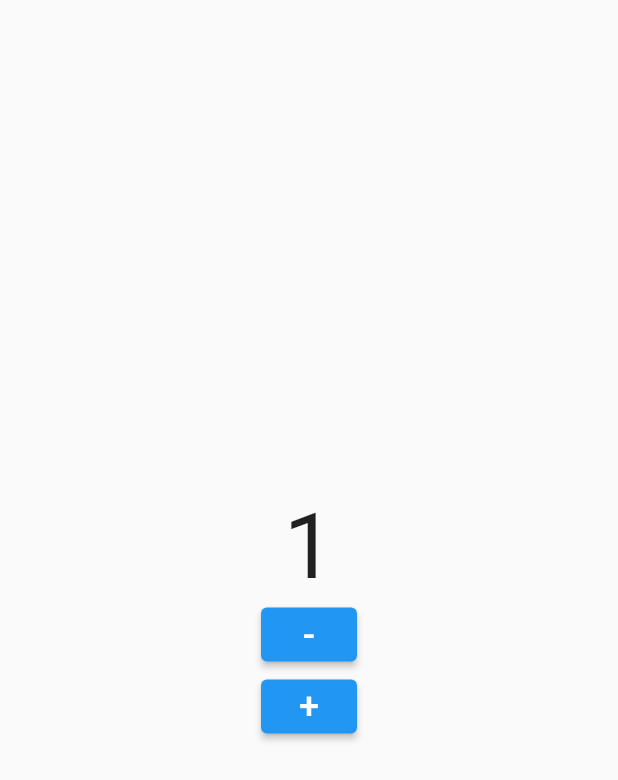
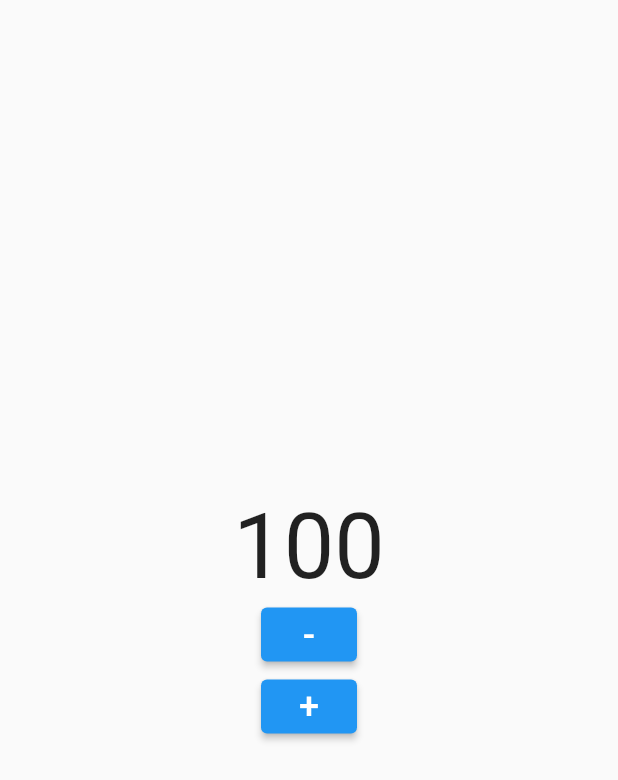
Before and after one commit to Sobhan-Ziyaei/bloc_pattern_example1, a Flutter app: the screen it shows after launch, on a phone screen of 412 x 824 dp. Shown: the top 780 px of the screen. Run offline on Flutter 3.47's test engine with Material 2 defaults, Android fonts, the phone set to English and light mode, and no system bars; our stand-ins replace flutter_bloc.

Commit message:
added primary event , state and modify files

```diff
--- a/lib/bloc/counter_bloc/counter_bloc.dart
+++ b/lib/bloc/counter_bloc/counter_bloc.dart
@@ -0,0 +1,7 @@
+import 'package:bloc_pattern_example1/bloc/counter_bloc/counter_event.dart';
+import 'package:bloc_pattern_example1/bloc/counter_bloc/counter_state.dart';
+import 'package:flutter_bloc/flutter_bloc.dart';
+
+class CounterBloc extends Bloc<CounterEvent, CounterState> {
+  CounterBloc() : super(CounterInitPrimaryState(100)) {}
+}
--- a/lib/bloc/counter_bloc/counter_event.dart
+++ b/lib/bloc/counter_bloc/counter_event.dart
@@ -0,0 +1,5 @@
+abstract class CounterEvent {}
+
+class CounterIncrementPressedEvent extends CounterEvent {}
+
+class CounterDecrementPressedEvent extends CounterEvent {}
--- a/lib/bloc/counter_bloc/counter_state.dart
+++ b/lib/bloc/counter_bloc/counter_state.dart
@@ -0,0 +1,8 @@
+abstract class CounterState{
+
+}
+
+class CounterInitPrimaryState extends CounterState {
+  int counter ;
+  CounterInitPrimaryState(this.counter);
+}
--- a/lib/main.dart
+++ b/lib/main.dart
@@ -1,5 +1,7 @@
+import 'package:bloc_pattern_example1/bloc/counter_bloc/counter_bloc.dart';
 import 'package:bloc_pattern_example1/ui/counter_screen.dart';
 import 'package:flutter/material.dart';
+import 'package:flutter_bloc/flutter_bloc.dart';
 
 void main() {
   runApp(const MyApp());
@@ -12,7 +14,10 @@ class MyApp extends StatelessWidget {
   Widget build(BuildContext context) {
     return MaterialApp(
       debugShowCheckedModeBanner: false,
-      home: CounterScreen(),
+      home: BlocProvider(
+        create: (context) => CounterBloc(),
+        child: CounterScreen(),
+      ),
     );
   }
 }
--- a/lib/ui/counter_screen.dart
+++ b/lib/ui/counter_screen.dart
@@ -1,4 +1,7 @@
+import 'package:bloc_pattern_example1/bloc/counter_bloc/counter_bloc.dart';
+import 'package:bloc_pattern_example1/bloc/counter_bloc/counter_state.dart';
 import 'package:flutter/material.dart';
+import 'package:flutter_bloc/flutter_bloc.dart';
 
 class CounterScreen extends StatefulWidget {
   CounterScreen({Key? key}) : super(key: key);
@@ -15,9 +18,16 @@ class _CounterScreenState extends State<CounterScreen> {
         child: Column(
           mainAxisAlignment: MainAxisAlignment.center,
           children: [
-            Text(
-              '1',
-              style: TextStyle(fontSize: 60),
+            BlocBuilder<CounterBloc, CounterState>(
+              builder: (context, state) {
+                if (state is CounterInitPrimaryState) {
+                  return Text(
+                    '${state.counter}',
+                    style: TextStyle(fontSize: 60),
+                  );
+                }
+                return Text('error');
+              },
             ),
             ElevatedButton(
               onPressed: () {},
```
